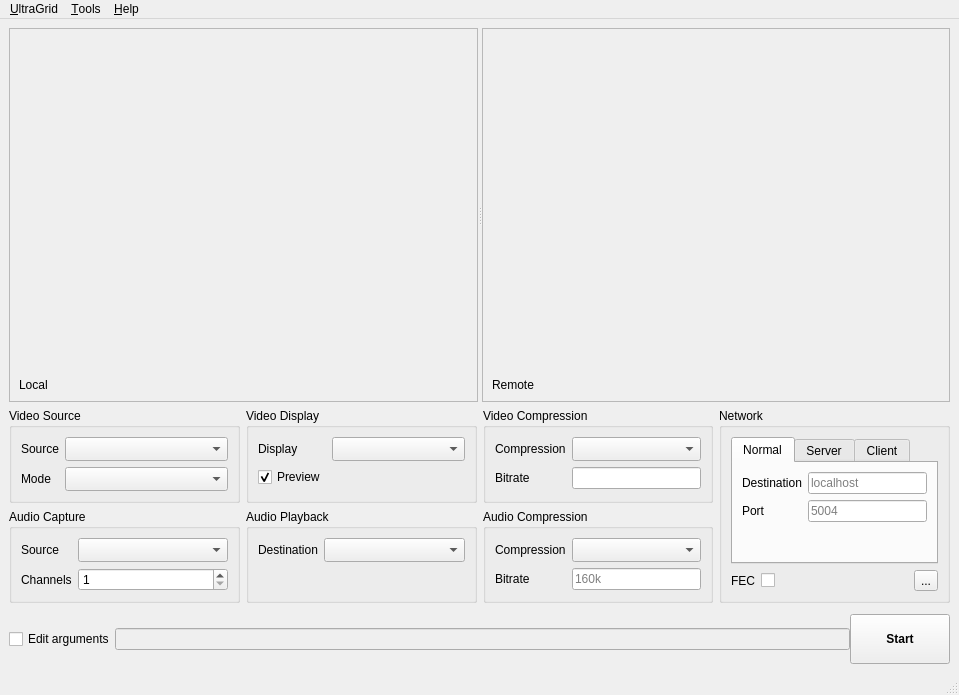
Old version of the form gui/QT/ui/ultragrid_window.ui in the repository CESNET/UltraGrid.
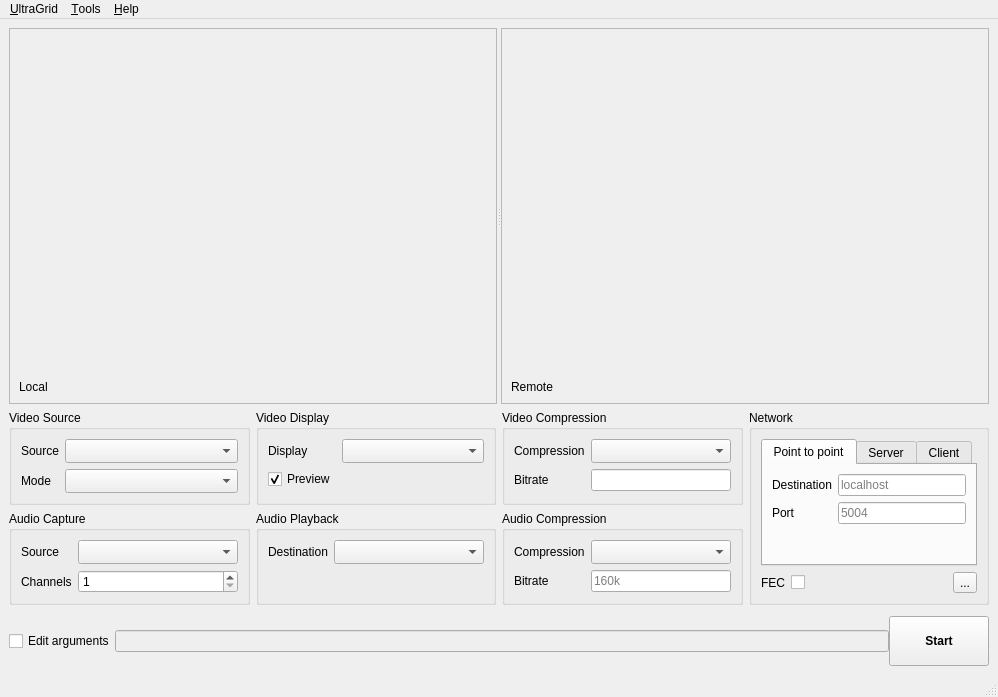
New version of the form. Custom widgets are drawn as their Qt base class.

Commit message: GUI: Add tooltips for network connection modes

```diff
--- a/gui/QT/ui/ultragrid_window.ui
+++ b/gui/QT/ui/ultragrid_window.ui
@@ -6,8 +6,8 @@
    <rect>
     <x>0</x>
     <y>0</y>
-    <width>959</width>
-    <height>695</height>
+    <width>998</width>
+    <height>697</height>
    </rect>
   </property>
   <property name="windowTitle">
@@ -515,7 +515,10 @@
            </property>
            <widget class="QWidget" name="normalTab">
             <attribute name="title">
-             <string>Normal</string>
+             <string>Point to point</string>
+            </attribute>
+            <attribute name="toolTip">
+             <string>The normal mode where UltraGrid sends directly to the provided destination and receives incoming streams.</string>
             </attribute>
             <layout class="QFormLayout" name="formLayout_8">
              <item row="0" column="1">
@@ -713,7 +716,7 @@
     <rect>
      <x>0</x>
      <y>0</y>
-     <width>959</width>
+     <width>998</width>
      <height>24</height>
     </rect>
    </property>
```
Left out of the diff: 6 changed lines with no effect on the pictures.
